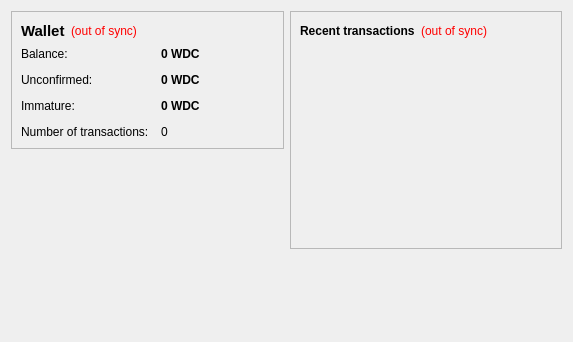
This is src/qt/forms/overviewpage.ui in krugercoinproject/krugercoin as Qt 5 draws it before an edit. The edited form follows.
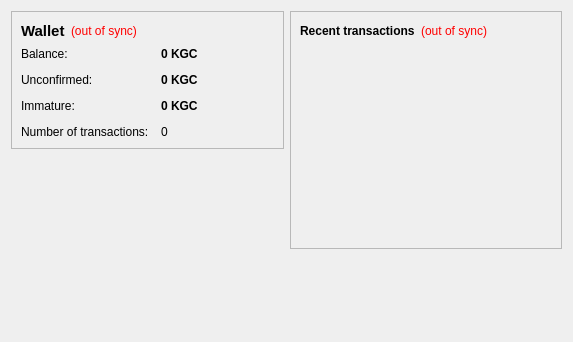
This is the edited form.

The edit to the form file:
```diff
--- a/src/qt/forms/overviewpage.ui
+++ b/src/qt/forms/overviewpage.ui
@@ -105,7 +105,7 @@
              <string>Your current balance</string>
             </property>
             <property name="text">
-             <string notr="true">0 WDC</string>
+             <string notr="true">0 KGC</string>
             </property>
             <property name="textInteractionFlags">
              <set>Qt::LinksAccessibleByMouse|Qt::TextSelectableByKeyboard|Qt::TextSelectableByMouse</set>
@@ -134,7 +134,7 @@
              <string>Total of transactions that have yet to be confirmed, and do not yet count toward the current balance</string>
             </property>
             <property name="text">
-             <string notr="true">0 WDC</string>
+             <string notr="true">0 KGC</string>
             </property>
             <property name="textInteractionFlags">
              <set>Qt::LinksAccessibleByMouse|Qt::TextSelectableByKeyboard|Qt::TextSelectableByMouse</set>
@@ -177,7 +177,7 @@
              <string>Mined balance that has not yet matured</string>
             </property>
             <property name="text">
-             <string notr="true">0 WDC</string>
+             <string notr="true">0 KGC</string>
             </property>
             <property name="textInteractionFlags">
              <set>Qt::LinksAccessibleByMouse|Qt::TextSelectableByKeyboard|Qt::TextSelectableByMouse</set>
```
Left out of the diff: 4 changed lines with no effect on the pictures.
